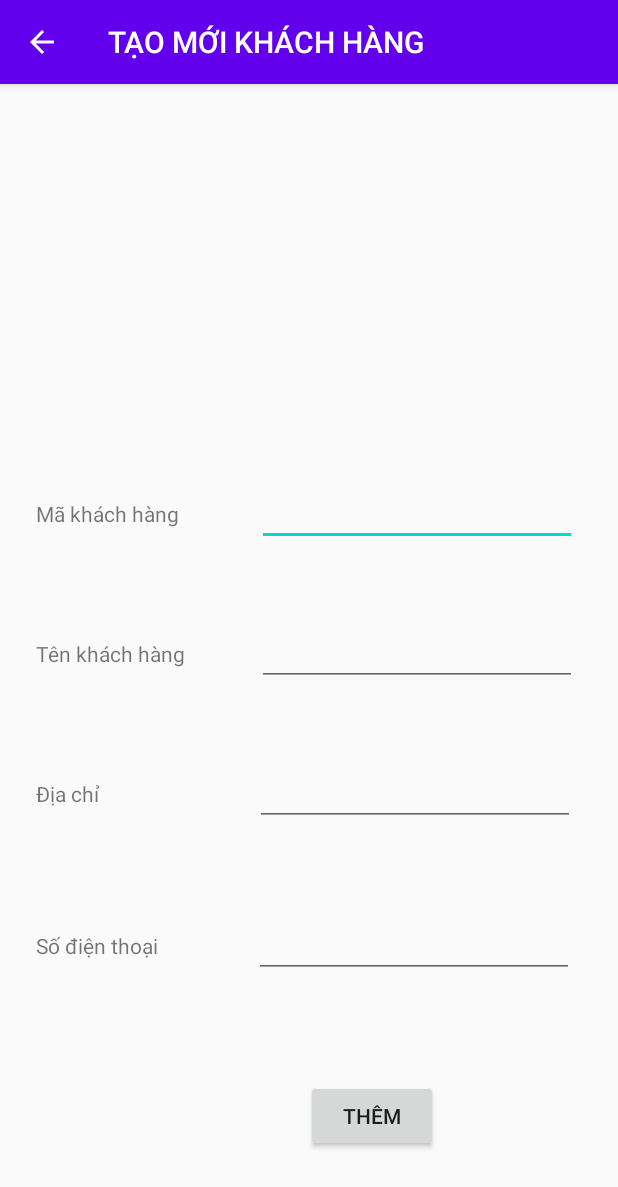
After one commit to quan200699/Android_StorageManagement, an Android app: the AddCustomerActivity screen opened directly, with no data from a screen before it, on a phone screen of 412 x 824 dp. The commit adds this screen. Shown: the top 1187 px of the screen. Run offline under Robolectric (Android 15) with nearby library versions, the phone set to English and light mode, and no system bars.

Commit message:
add customer done

```diff
--- a/app/src/main/AndroidManifest.xml
+++ b/app/src/main/AndroidManifest.xml
@@ -9,6 +9,8 @@
         android:roundIcon="@mipmap/ic_launcher_round"
         android:supportsRtl="true"
         android:theme="@style/AppTheme">
+        <activity android:name=".activity.customer.AddCustomerActivity"
+            android:label="@string/create_customer"/>
         <activity
             android:name=".activity.customer.CustomerActivity"
             android:label="@string/list_customer" />
--- /dev/null
+++ b/app/src/main/java/com/example/storagemanagement/activity/customer/AddCustomerActivity.java
@@ -0,0 +1,94 @@
+package com.example.storagemanagement.activity.customer;
+
+import androidx.appcompat.app.ActionBar;
+import androidx.appcompat.app.AppCompatActivity;
+
+import android.content.Intent;
+import android.os.Bundle;
+import android.view.MenuItem;
+import android.view.View;
+import android.widget.Button;
+import android.widget.EditText;
+import android.widget.Toast;
+
+import com.example.storagemanagement.R;
+import com.example.storagemanagement.activity.product.AddProductActivity;
+import com.example.storagemanagement.activity.product.ProductActivity;
+import com.example.storagemanagement.dao.customer.CustomerDao;
+import com.example.storagemanagement.dao.customer.ICustomerDao;
+import com.example.storagemanagement.model.Customer;
+
+import static com.example.storagemanagement.config.StaticVariable.MESSAGE_CREATE_SUCCESS;
+import static com.example.storagemanagement.config.StaticVariable.MESSAGE_FAIL;
+
+public class AddCustomerActivity extends AppCompatActivity {
+    private EditText editTextCustomerId;
+    private EditText editTextCustomerName;
+    private EditText editTextCustomerAddress;
+    private EditText editTextPhoneNumber;
+    private Button buttonSave;
+    private ICustomerDao customerDao;
+
+    @Override
+    protected void onCreate(Bundle savedInstanceState) {
+        super.onCreate(savedInstanceState);
+        setContentView(R.layout.activity_add_customer);
+        ActionBar actionBar = getSupportActionBar();
+        actionBar.setDisplayHomeAsUpEnabled(true);
+        init();
+        buttonSave.setOnClickListener(new View.OnClickListener() {
+            @Override
+            public void onClick(View v) {
+                Customer customer = createNewCustomer();
+                showMessage(customer);
+                resetForm();
+            }
+        });
+    }
+
+    private void resetForm() {
+        editTextCustomerId.setText("");
+        editTextCustomerName.setText("");
+        editTextCustomerAddress.setText("");
+        editTextPhoneNumber.setText("");
+    }
+
+    private void showMessage(Customer customer) {
+        if (customer != null) {
+            Toast.makeText(this, MESSAGE_CREATE_SUCCESS, Toast.LENGTH_SHORT).show();
+        } else {
+            Toast.makeText(this, MESSAGE_FAIL, Toast.LENGTH_SHORT).show();
+        }
+    }
+
+    private Customer createNewCustomer() {
+        String customerId = editTextCustomerId.getText().toString();
+        String customerName = editTextCustomerName.getText().toString();
+        String customerAddress = editTextCustomerAddress.getText().toString();
+        String phoneNumber = editTextPhoneNumber.getText().toString();
+        return customerDao.insert(new Customer(customerId, customerName, customerAddress, phoneNumber));
+    }
+
+    private void init() {
+        editTextCustomerId = findViewById(R.id.editTextCustomerId);
+        editTextCustomerName = findViewById(R.id.editTextCustomerName);
+        editTextCustomerAddress = findViewById(R.id.editTextCustomerAddress);
+        editTextPhoneNumber = findViewById(R.id.editTextPhoneNumber);
+        buttonSave = findViewById(R.id.buttonSave);
+        customerDao = new CustomerDao(this);
+    }
+
+    @Override
+    public boolean onOptionsItemSelected(MenuItem item) {
+        switch (item.getItemId()) {
+            case android.R.id.home:
+                Intent intent = new Intent(AddCustomerActivity.this, CustomerActivity.class);
+                startActivity(intent);
+                finish();
+                return true;
+
+            default:
+                return super.onOptionsItemSelected(item);
+        }
+    }
+}
--- a/app/src/main/java/com/example/storagemanagement/activity/customer/CustomerActivity.java
+++ b/app/src/main/java/com/example/storagemanagement/activity/customer/CustomerActivity.java
@@ -6,6 +6,7 @@ import androidx.appcompat.app.AppCompatActivity;
 import android.content.Intent;
 import android.os.Bundle;
 import android.view.MenuItem;
+import android.view.View;
 import android.widget.Button;
 import android.widget.ListView;
 
@@ -34,6 +35,13 @@ public class CustomerActivity extends AppCompatActivity {
         List<Customer> customers = customerDao.findAll();
         CustomerAdapter customerAdapter = new CustomerAdapter(CustomerActivity.this, customers);
         listViewCustomer.setAdapter(customerAdapter);
+        buttonAdd.setOnClickListener(new View.OnClickListener() {
+            @Override
+            public void onClick(View v) {
+                Intent intent = new Intent(CustomerActivity.this, AddCustomerActivity.class);
+                startActivity(intent);
+            }
+        });
     }
 
     private void init() {
--- a/app/src/main/java/com/example/storagemanagement/dao/customer/CustomerDao.java
+++ b/app/src/main/java/com/example/storagemanagement/dao/customer/CustomerDao.java
@@ -62,9 +62,9 @@ public class CustomerDao implements ICustomerDao {
         res.moveToFirst();
         while (!res.isAfterLast()) {
             int id = res.getInt(res.getColumnIndex(ID));
-            String customerId = res.getString(res.getColumnIndex(PRODUCT_ID));
+            String customerId = res.getString(res.getColumnIndex(CUSTOMER_ID));
             String name = res.getString(res.getColumnIndex(NAME));
-            String address = res.getString(res.getColumnIndex(DESCRIPTION));
+            String address = res.getString(res.getColumnIndex(ADDRESS));
             String phoneNumber = res.getString(res.getColumnIndex(PHONE_NUMBER));
             customers.add(new Customer(id, customerId, name, address, phoneNumber));
             res.moveToNext();
--- /dev/null
+++ b/app/src/main/res/layout/activity_add_customer.xml
@@ -0,0 +1,108 @@
+<?xml version="1.0" encoding="utf-8"?>
+<androidx.constraintlayout.widget.ConstraintLayout xmlns:android="http://schemas.android.com/apk/res/android"
+    xmlns:app="http://schemas.android.com/apk/res-auto"
+    xmlns:tools="http://schemas.android.com/tools"
+    android:layout_width="match_parent"
+    android:layout_height="match_parent"
+    tools:context=".activity.customer.AddCustomerActivity">
+
+    <Button
+        android:id="@+id/buttonSave"
+        android:layout_width="wrap_content"
+        android:layout_height="wrap_content"
+        android:layout_marginEnd="120dp"
+        android:layout_marginRight="120dp"
+        android:layout_marginBottom="56dp"
+        android:text="@string/add"
+        app:layout_constraintBottom_toBottomOf="parent"
+        app:layout_constraintEnd_toEndOf="parent" />
+
+    <EditText
+        android:id="@+id/editTextCustomerId"
+        android:layout_width="wrap_content"
+        android:layout_height="wrap_content"
+        android:layout_marginStart="52dp"
+        android:layout_marginLeft="52dp"
+        android:layout_marginBottom="48dp"
+        android:ems="10"
+        android:inputType="textPersonName"
+        app:layout_constraintBottom_toTopOf="@+id/editTextCustomerName"
+        app:layout_constraintStart_toEndOf="@+id/textView3" />
+
+    <EditText
+        android:id="@+id/editTextCustomerName"
+        android:layout_width="wrap_content"
+        android:layout_height="wrap_content"
+        android:layout_marginStart="48dp"
+        android:layout_marginLeft="48dp"
+        android:layout_marginBottom="48dp"
+        android:ems="10"
+        android:inputType="textPersonName"
+        app:layout_constraintBottom_toTopOf="@+id/editTextCustomerAddress"
+        app:layout_constraintStart_toEndOf="@+id/textView4" />
+
+    <EditText
+        android:id="@+id/editTextCustomerAddress"
+        android:layout_width="wrap_content"
+        android:layout_height="wrap_content"
+        android:layout_marginStart="104dp"
+        android:layout_marginLeft="104dp"
+        android:layout_marginBottom="56dp"
+        android:ems="10"
+        android:inputType="textPersonName"
+        app:layout_constraintBottom_toTopOf="@+id/editTextPhoneNumber"
+        app:layout_constraintStart_toEndOf="@+id/textView5" />
+
+    <EditText
+        android:id="@+id/editTextPhoneNumber"
+        android:layout_width="wrap_content"
+        android:layout_height="wrap_content"
+        android:layout_marginStart="64dp"
+        android:layout_marginLeft="64dp"
+        android:layout_marginBottom="68dp"
+        android:ems="10"
+        android:inputType="phone"
+        app:layout_constraintBottom_toTopOf="@+id/buttonSave"
+        app:layout_constraintStart_toEndOf="@+id/textView6"
+        tools:ignore="RtlHardcoded" />
+
+    <TextView
+        android:id="@+id/textView3"
+        android:layout_width="wrap_content"
+        android:layout_height="wrap_content"
+        android:layout_marginStart="24dp"
+        android:layout_marginLeft="24dp"
+        android:text="@string/customer_id"
+        app:layout_constraintBaseline_toBaselineOf="@+id/editTextCustomerId"
+        app:layout_constraintStart_toStartOf="parent" />
+
+    <TextView
+        android:id="@+id/textView4"
+        android:layout_width="wrap_content"
+        android:layout_height="wrap_content"
+        android:layout_marginStart="24dp"
+        android:layout_marginLeft="24dp"
+        android:text="@string/customer_name"
+        app:layout_constraintBaseline_toBaselineOf="@+id/editTextCustomerName"
+        app:layout_constraintStart_toStartOf="parent" />
+
+    <TextView
+        android:id="@+id/textView5"
+        android:layout_width="wrap_content"
+        android:layout_height="wrap_content"
+        android:layout_marginStart="24dp"
+        android:layout_marginLeft="24dp"
+        android:text="@string/address"
+        app:layout_constraintBaseline_toBaselineOf="@+id/editTextCustomerAddress"
+        app:layout_constraintStart_toStartOf="parent" />
+
+    <TextView
+        android:id="@+id/textView6"
+        android:layout_width="wrap_content"
+        android:layout_height="wrap_content"
+        android:layout_marginStart="24dp"
+        android:layout_marginLeft="24dp"
+        android:text="@string/phone_number"
+        app:layout_constraintBaseline_toBaselineOf="@+id/editTextPhoneNumber"
+        app:layout_constraintStart_toStartOf="parent" />
+</androidx.constraintlayout.widget.ConstraintLayout>
```
